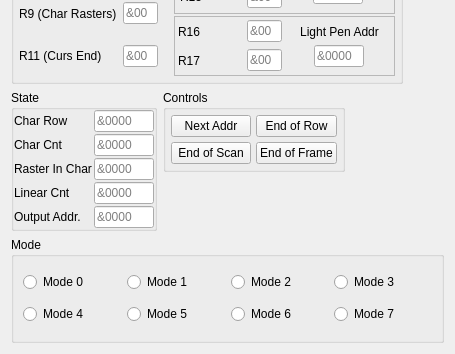
Qt form apps/crtc_inspector/src/crtc_view.ui (Scoobadood/beem) before a commit; both pictures show x 0 to 455 and y 340 to 694 of the 455 by 694 pixel window.
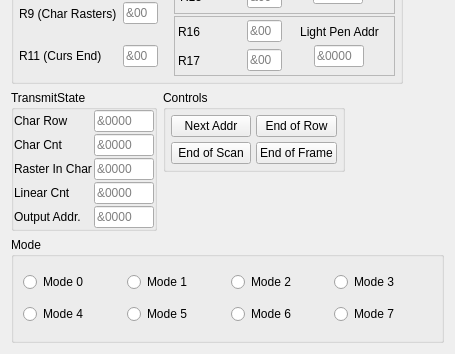
The same form after that commit.

What changed in the file:
```diff
--- a/apps/crtc_inspector/src/crtc_view.ui
+++ b/apps/crtc_inspector/src/crtc_view.ui
@@ -2187,7 +2187,7 @@
          </sizepolicy>
         </property>
         <property name="title">
-         <string>State</string>
+         <string>TransmitState</string>
         </property>
         <layout class="QVBoxLayout" name="verticalLayout_6">
          <property name="spacing">
```
